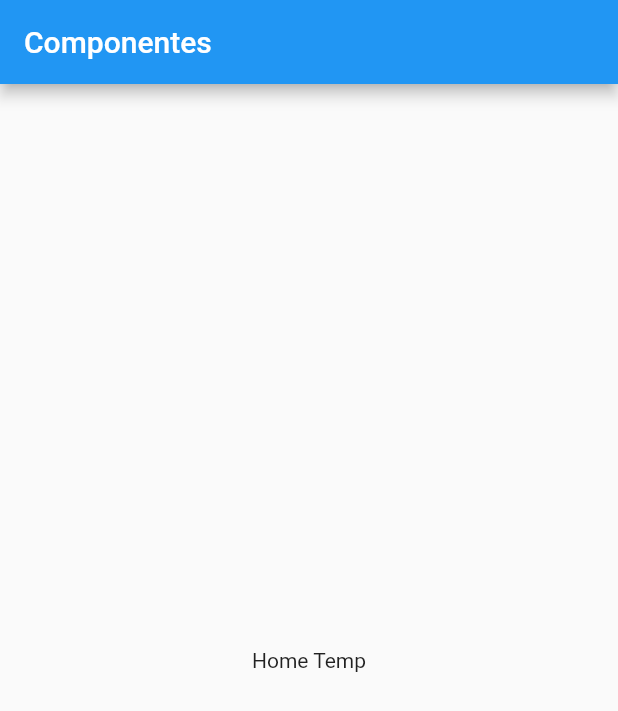
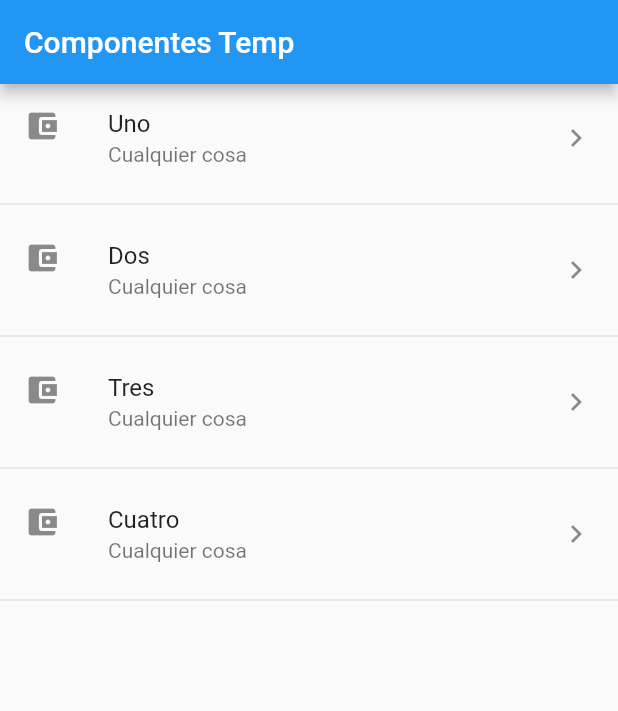
Before and after one commit to Draw507/u-flutter, a Flutter app: the screen it shows after launch, on a phone screen of 412 x 824 dp. Shown: the top 711 px of the screen. Run offline on Flutter 3.47's test engine with Material 2 defaults, Android fonts, the phone set to English and light mode, and no system bars.

Commit message:
feat(seccion 6): listview

```diff
--- a/seccion6/componentes/lib/main.dart
+++ b/seccion6/componentes/lib/main.dart
@@ -10,12 +10,7 @@ class MyApp extends StatelessWidget {
     return MaterialApp(
       debugShowCheckedModeBanner: false,
       title: 'Componentes App',
-      home: Scaffold(
-        appBar: AppBar(
-          title: Text('Componentes'),
-        ),
-        body: HomePageTemp(),
-      ),
+      home: HomePageTemp(),
     );
   }
 }
--- a/seccion6/componentes/lib/src/pages/home_temp.dart
+++ b/seccion6/componentes/lib/src/pages/home_temp.dart
@@ -1,12 +1,48 @@
 import 'package:flutter/material.dart';
 
 class HomePageTemp extends StatelessWidget {
-  const HomePageTemp({Key key}) : super(key: key);
+  final opciones = ['Uno', 'Dos', 'Tres', 'Cuatro'];
 
   @override
   Widget build(BuildContext context) {
-    return Center(
-      child: Text('Home Temp'),
+    return Scaffold(
+      appBar: AppBar(
+        title: Text('Componentes Temp'),
+      ),
+      body: ListView(
+        children: _crearItemsCorta(),
+      ),
     );
   }
+
+  List<Widget> _crearItems() {
+    List<Widget> lista = new List<Widget>();
+
+    for (String opt in opciones) {
+      final tempWidget = ListTile(
+        title: Text(opt),
+      );
+
+      lista..add(tempWidget)..add(Divider());
+    }
+
+    return lista;
+  }
+
+  List<Widget> _crearItemsCorta() {
+    return opciones.map((item) {
+      return Column(
+        children: [
+          ListTile(
+            title: Text(item),
+            subtitle: Text('Cualquier cosa'),
+            leading: Icon(Icons.account_balance_wallet),
+            trailing: Icon(Icons.keyboard_arrow_right),
+            onTap: () {},
+          ),
+          Divider()
+        ],
+      );
+    }).toList();
+  }
 }
```
